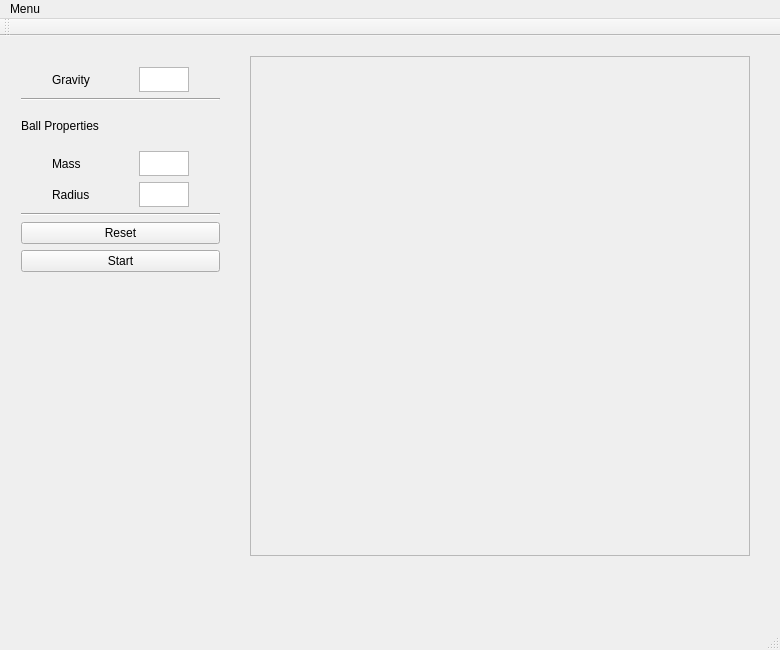
Above: forms/gravitymainwindow.ui from ExaByTEz/CS343FinalProject before the change. Below: the same form after it.
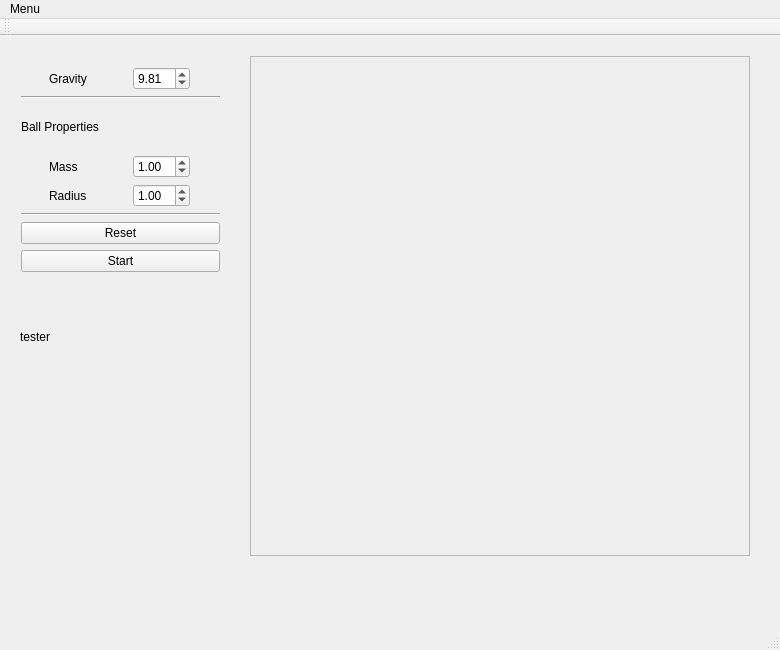
That is the form after the change. Custom widgets are drawn as their Qt base class.

Patch:
```diff
--- a/forms/gravitymainwindow.ui
+++ b/forms/gravitymainwindow.ui
@@ -61,15 +61,15 @@
         </widget>
        </item>
        <item>
-        <widget class="QTextEdit" name="textEdit">
-         <property name="enabled">
-          <bool>true</bool>
+        <widget class="QDoubleSpinBox" name="gravitySpinBox">
+         <property name="sizePolicy">
+          <sizepolicy hsizetype="Fixed" vsizetype="Fixed">
+           <horstretch>0</horstretch>
+           <verstretch>0</verstretch>
+          </sizepolicy>
          </property>
-         <property name="maximumSize">
-          <size>
-           <width>50</width>
-           <height>25</height>
-          </size>
+         <property name="minimum">
+          <double>0.010000000000000</double>
          </property>
          <property name="baseSize">
           <size>
@@ -77,12 +77,8 @@
            <height>0</height>
           </size>
          </property>
-         <property name="html">
-          <string>&lt;!DOCTYPE HTML PUBLIC &quot;-//W3C//DTD HTML 4.0//EN&quot; &quot;http://www.w3.org/TR/REC-html40/strict.dtd&quot;&gt;
-&lt;html&gt;&lt;head&gt;&lt;meta name=&quot;qrichtext&quot; content=&quot;1&quot; /&gt;&lt;style type=&quot;text/css&quot;&gt;
-p, li { white-space: pre-wrap; }
-&lt;/style&gt;&lt;/head&gt;&lt;body style=&quot; font-family:'MS Shell Dlg 2'; font-size:8.25pt; font-weight:400; font-style:normal;&quot;&gt;
-&lt;p style=&quot;-qt-paragraph-type:empty; margin-top:0px; margin-bottom:0px; margin-left:0px; margin-right:0px; -qt-block-indent:0; text-indent:0px;&quot;&gt;&lt;br /&gt;&lt;/p&gt;&lt;/body&gt;&lt;/html&gt;</string>
+         <property name="value">
+          <double>9.810000000000000</double>
          </property>
         </widget>
        </item>
@@ -118,19 +114,21 @@
         </widget>
        </item>
        <item>
-        <widget class="QTextEdit" name="textEdit_2">
-         <property name="maximumSize">
-          <size>
-           <width>50</width>
-           <height>25</height>
-          </size>
+        <widget class="QDoubleSpinBox" name="massSpinBox">
+         <property name="sizePolicy">
+          <sizepolicy hsizetype="Fixed" vsizetype="Fixed">
+           <horstretch>0</horstretch>
+           <verstretch>0</verstretch>
+          </sizepolicy>
          </property>
-         <property name="html">
-          <string>&lt;!DOCTYPE HTML PUBLIC &quot;-//W3C//DTD HTML 4.0//EN&quot; &quot;http://www.w3.org/TR/REC-html40/strict.dtd&quot;&gt;
-&lt;html&gt;&lt;head&gt;&lt;meta name=&quot;qrichtext&quot; content=&quot;1&quot; /&gt;&lt;style type=&quot;text/css&quot;&gt;
-p, li { white-space: pre-wrap; }
-&lt;/style&gt;&lt;/head&gt;&lt;body style=&quot; font-family:'MS Shell Dlg 2'; font-size:8.25pt; font-weight:400; font-style:normal;&quot;&gt;
-&lt;p style=&quot;-qt-paragraph-type:empty; margin-top:0px; margin-bottom:0px; margin-left:0px; margin-right:0px; -qt-block-indent:0; text-indent:0px;&quot;&gt;&lt;br /&gt;&lt;/p&gt;&lt;/body&gt;&lt;/html&gt;</string>
+         <property name="minimum">
+          <double>0.010000000000000</double>
+         </property>
+         <property name="singleStep">
+          <double>0.010000000000000</double>
+         </property>
+         <property name="value">
+          <double>1.000000000000000</double>
          </property>
         </widget>
        </item>
@@ -152,19 +150,21 @@
         </widget>
        </item>
        <item>
-        <widget class="QTextEdit" name="textEdit_3">
-         <property name="maximumSize">
-          <size>
-           <width>50</width>
-           <height>25</height>
-          </size>
+        <widget class="QDoubleSpinBox" name="radiusSpinBox">
+         <property name="sizePolicy">
+          <sizepolicy hsizetype="Fixed" vsizetype="Fixed">
+           <horstretch>0</horstretch>
+           <verstretch>0</verstretch>
+          </sizepolicy>
          </property>
-         <property name="html">
-          <string>&lt;!DOCTYPE HTML PUBLIC &quot;-//W3C//DTD HTML 4.0//EN&quot; &quot;http://www.w3.org/TR/REC-html40/strict.dtd&quot;&gt;
-&lt;html&gt;&lt;head&gt;&lt;meta name=&quot;qrichtext&quot; content=&quot;1&quot; /&gt;&lt;style type=&quot;text/css&quot;&gt;
-p, li { white-space: pre-wrap; }
-&lt;/style&gt;&lt;/head&gt;&lt;body style=&quot; font-family:'MS Shell Dlg 2'; font-size:8.25pt; font-weight:400; font-style:normal;&quot;&gt;
-&lt;p style=&quot;-qt-paragraph-type:empty; margin-top:0px; margin-bottom:0px; margin-left:0px; margin-right:0px; -qt-block-indent:0; text-indent:0px;&quot;&gt;&lt;br /&gt;&lt;/p&gt;&lt;/body&gt;&lt;/html&gt;</string>
+         <property name="minimum">
+          <double>0.010000000000000</double>
+         </property>
+         <property name="singleStep">
+          <double>0.010000000000000</double>
+         </property>
+         <property name="value">
+          <double>1.000000000000000</double>
          </property>
         </widget>
        </item>
@@ -245,6 +245,19 @@
      </rect>
     </property>
    </widget>
+   <widget class="QLabel" name="testLabel">
+    <property name="geometry">
+     <rect>
+      <x>20</x>
+      <y>270</y>
+      <width>61</width>
+      <height>61</height>
+     </rect>
+    </property>
+    <property name="text">
+     <string>tester</string>
+    </property>
+   </widget>
   </widget>
   <widget class="QMenuBar" name="menuBar">
    <property name="geometry">
```
Left out of the diff: 19 changed lines with no effect on the pictures.
